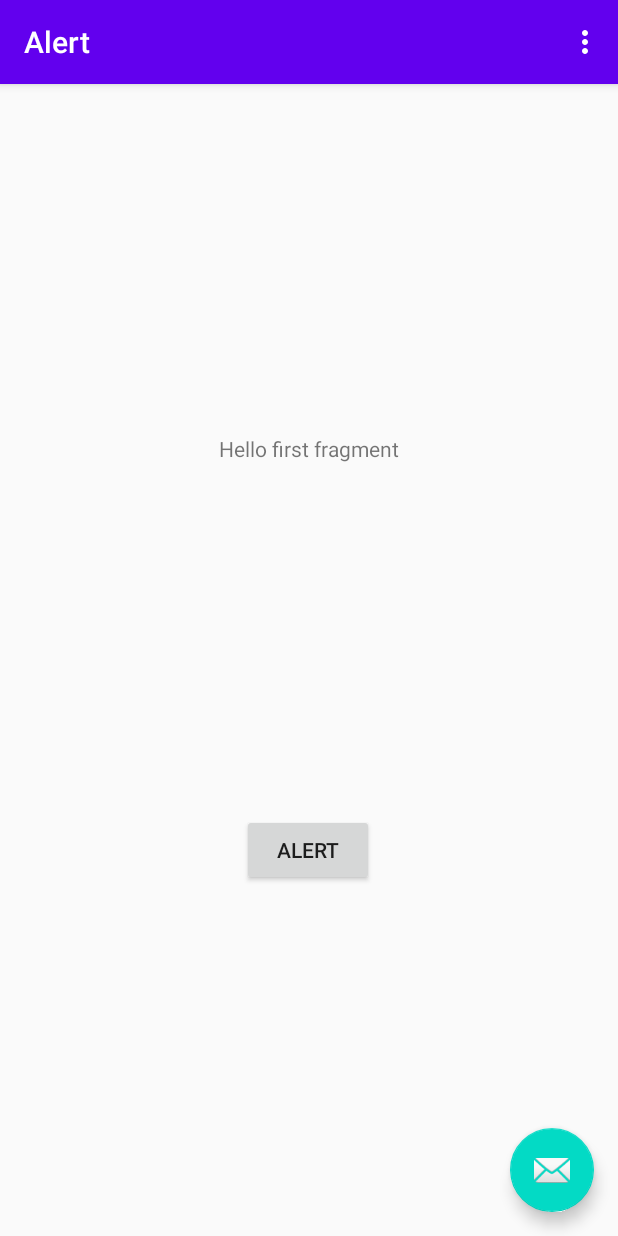
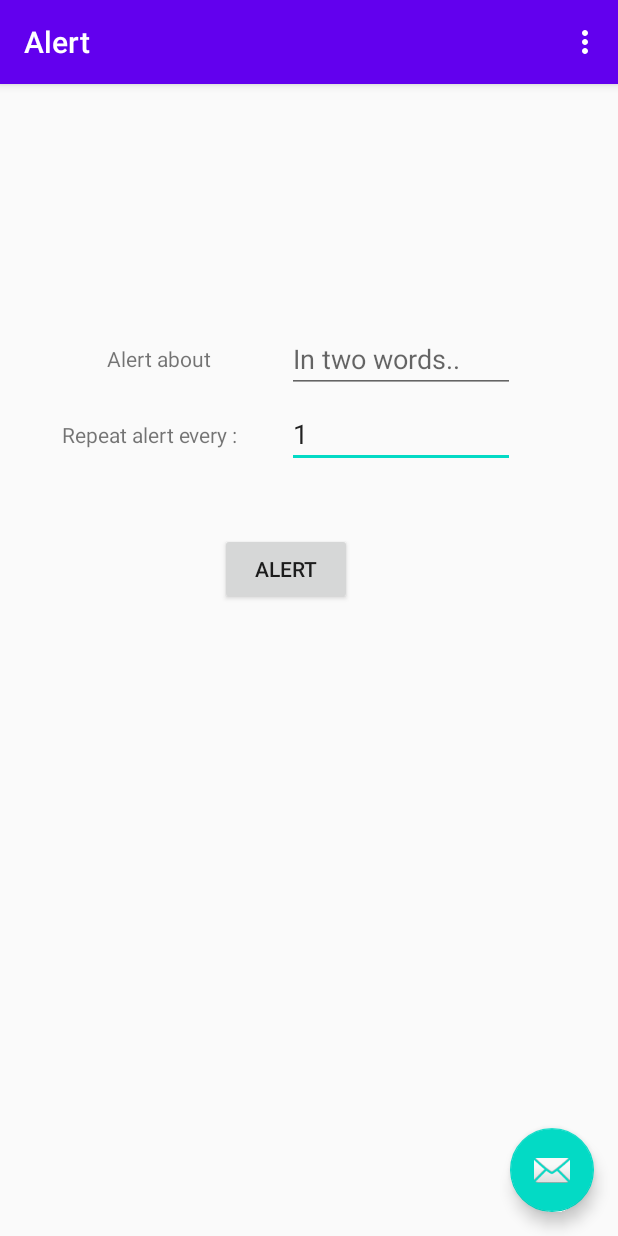
Before and after one commit to shyam169169/Alert, an Android app: the screen it shows after launch (MainActivity), on a phone screen of 412 x 824 dp. Run offline under Robolectric (Android 15) with nearby library versions, the phone set to English and light mode, and no system bars.

Commit message:
First commit

```diff
--- a/app/src/main/java/com/example/alert/FirstFragment.java
+++ b/app/src/main/java/com/example/alert/FirstFragment.java
@@ -1,24 +1,31 @@
 package com.example.alert;
 
-import android.app.Activity;
-import android.content.Context;
 import android.content.Intent;
 import android.os.Bundle;
+import android.util.Log;
 import android.view.LayoutInflater;
 import android.view.View;
 import android.view.ViewGroup;
 import android.widget.Button;
+import android.widget.EditText;
 
 import androidx.annotation.NonNull;
 import androidx.fragment.app.Fragment;
 import androidx.navigation.fragment.NavHostFragment;
 
-import java.io.IOException;
-import java.net.Socket;
+import com.example.alert.Listener.Dispatcher;
+import com.example.alert.Listener.Server;
+import com.example.alert.Sender.Client;
+
+import packets.ClientPacket;
+
+import static java.lang.Thread.sleep;
 
 public class FirstFragment extends Fragment {
-    Thread serverThread;
-    Socket socket;
+    Intent intent;
+    String message;
+    String interval;
+    ClientPacket packet;
 
     @Override
     public View onCreateView(
@@ -32,14 +39,32 @@ public class FirstFragment extends Fragment {
     public void onViewCreated(@NonNull View view, Bundle savedInstanceState) {
         super.onViewCreated(view, savedInstanceState);
 
-        //Server listening
-        Server server = new Server(getActivity());
-        Thread serverThread = new Thread(server);
-        serverThread.start();
+        //Dispatcher
+        Dispatcher dispatcher = new Dispatcher(getActivity());
+        dispatcher.start();
 
+       // Client listener
+        Server server = new Server(dispatcher);
 
+        //Start client sender
+        Client client = new Client();
+
+        //start background service
+        intent = new Intent(getActivity(), BackgroundService.class);
+        getActivity().startService(intent);
 
         Button alertButton = view.findViewById(R.id.alert_button);
+
+        EditText messageField = view.findViewById(R.id.messageId);
+        message = messageField.getText().toString();
+
+        EditText intervalField = view.findViewById(R.id.intervalId);
+        interval = intervalField.getText().toString();
+
+        if(message.isEmpty()) {
+            message = "stove";
+        }
+        packet = new ClientPacket(message, 1);
 
         view.findViewById(R.id.alert_button).setOnClickListener(new View.OnClickListener() {
             @Override
@@ -53,9 +78,26 @@ public class FirstFragment extends Fragment {
 
             @Override
             public void onClick(View v) {
-                Client client1 = new Client(getActivity(), socket);
-                client1.execute();
+                Client client = Client.getClientInstance();
+                client.sender.sendMessage(packet);
             }
         });
     }
+
+    @Override
+    public void onDestroy() {
+
+        Client.getClientInstance().sender.sendMessage(new ClientPacket("bye", 0 ));
+        getActivity().stopService(intent);
+        Log.d("d1", "From main destroy");
+        try {
+            sleep(5000);
+            Log.d("d1", "sleepingggggg");
+        } catch (InterruptedException e) {
+            e.printStackTrace();
+        }
+        super.onDestroy();
+        Log.d("d1", "Main destroy over");
+
+    }
 }
--- a/app/src/main/java/com/example/alert/Server.java
+++ b/app/src/main/java/com/example/alert/Listener/Server.java
@@ -1,25 +1,29 @@
-package com.example.alert;
+package com.example.alert.Listener;
 
 import android.app.Activity;
-import android.os.AsyncTask;
 import android.util.Log;
 
-import java.io.BufferedReader;
-import java.io.BufferedWriter;
-import java.io.FileWriter;
-import java.io.IOException;
-import java.io.InputStreamReader;
-import java.io.OutputStreamWriter;
 import java.net.ServerSocket;
 import java.net.Socket;
 
 public class Server extends Thread {
     ServerSocket serverSocket = null;
-    private Activity activity = null;
+    static Server server;
     public static final int LISTENING_PORT = 8080;
+    ClientListener listener;
+    Dispatcher dispatcher;
 
-    public Server(Activity activity){
-        this.activity = activity;
+    public Server(Dispatcher dispatcher) {
+        this.dispatcher = dispatcher;
+        this.server = this;
+    }
+
+    public static Server getServerInstance() {
+        if(server == null)
+            Log.d("d1", "Server: server object is null !!");
+
+        Log.d("d1", "Server created");
+        return server;
     }
 
     @Override
@@ -32,12 +36,10 @@ public class Server extends Thread {
             while(true) {
                 socket = serverSocket.accept();
                 Log.d("d1", "Server: Socket accepted !!!! ");
-                Dispatcher dispatcher = new Dispatcher(activity);
-                dispatcher.start();
-                ClientListener listener = new ClientListener(socket, this.activity, dispatcher);
-                listener.start();
+
+                this.listener = new ClientListener(socket, dispatcher);
+                this.listener.start();
             }
-
         } catch (Exception ex) {
             ex.printStackTrace();
         }
--- /dev/null
+++ b/app/src/main/java/com/example/alert/Sender/Client.java
@@ -0,0 +1,39 @@
+package com.example.alert.Sender;
+
+import android.app.Activity;
+import android.util.Log;
+
+import java.io.IOException;
+import java.net.Socket;
+
+public class Client extends Thread {
+
+    private Activity activity = null;
+    private static Client client;
+    public ClientSender sender;
+
+    public Client() {
+        client = this;
+    }
+
+    public static Client getClientInstance() {
+        if(client == null)
+            Log.d("d1" , "client is null");
+        return client;
+    }
+
+    @Override
+    public void run() {
+        try {
+            Log.d("d1", "Client starting at the port ");
+            Socket socket = new Socket("192.168.7.28", 60122);
+            Log.d("d1", "Client connected to server! ");
+
+            this.sender = new ClientSender(this, socket);
+            this.sender.start();
+
+        } catch (IOException e) {
+            e.printStackTrace();
+        }
+    }
+}
--- /dev/null
+++ b/app/src/main/java/packets/ClientPacket.java
@@ -0,0 +1,14 @@
+package packets;
+
+import java.io.Serializable;
+
+public class ClientPacket implements Serializable {
+    public static final long serialVersionUID = 169L;
+    public String message = "default";
+    public int interval = 0;
+
+    public ClientPacket(String message, int interval) {
+        this.message = message;
+        this.interval = interval;
+    }
+}
--- a/app/src/main/res/layout/fragment_first.xml
+++ b/app/src/main/res/layout/fragment_first.xml
@@ -8,11 +8,25 @@
 
     <TextView
         android:id="@+id/textview_first"
-        android:layout_width="wrap_content"
-        android:layout_height="wrap_content"
-        android:text="@string/hello_first_fragment"
-        app:layout_constraintBottom_toTopOf="@id/alert_button"
-        app:layout_constraintEnd_toEndOf="parent"
+        android:layout_width="123dp"
+        android:layout_height="35dp"
+        android:layout_marginStart="40dp"
+        android:layout_marginLeft="40dp"
+        android:layout_marginTop="14dp"
+        android:gravity="center"
+        android:text="Repeat alert every : "
+        app:layout_constraintStart_toStartOf="parent"
+        app:layout_constraintTop_toBottomOf="@+id/textview_first3" />
+
+    <TextView
+        android:id="@+id/textview_first3"
+        android:layout_width="127dp"
+        android:layout_height="38dp"
+        android:layout_marginStart="44dp"
+        android:layout_marginLeft="44dp"
+        android:layout_marginTop="164dp"
+        android:gravity="center"
+        android:text="Alert about "
         app:layout_constraintStart_toStartOf="parent"
         app:layout_constraintTop_toTopOf="parent" />
 
@@ -23,7 +37,35 @@
         android:text="@string/alert"
         app:layout_constraintBottom_toBottomOf="parent"
         app:layout_constraintEnd_toEndOf="parent"
-        app:layout_constraintHorizontal_bias="0.498"
+        app:layout_constraintHorizontal_bias="0.452"
         app:layout_constraintStart_toStartOf="parent"
-        app:layout_constraintTop_toBottomOf="@id/textview_first" />
+        app:layout_constraintTop_toBottomOf="@id/textview_first"
+        app:layout_constraintVertical_bias="0.102" />
+
+    <EditText
+        android:id="@+id/intervalId"
+        android:layout_width="152dp"
+        android:layout_height="42dp"
+        android:layout_marginStart="28dp"
+        android:layout_marginLeft="28dp"
+        android:layout_marginTop="8dp"
+        android:ems="10"
+        android:inputType="textPersonName"
+        android:text="1"
+        app:layout_constraintStart_toEndOf="@+id/textview_first"
+        app:layout_constraintTop_toBottomOf="@+id/messageId" />
+
+    <EditText
+        android:id="@+id/messageId"
+        android:layout_width="152dp"
+        android:layout_height="42dp"
+        android:layout_marginStart="20dp"
+        android:layout_marginLeft="20dp"
+        android:layout_marginTop="164dp"
+        android:ems="10"
+        android:hint="In two words.."
+        android:inputType="textPersonName"
+        app:layout_constraintStart_toEndOf="@+id/textview_first3"
+        app:layout_constraintTop_toTopOf="parent" />
+
 </androidx.constraintlayout.widget.ConstraintLayout>
```
Also changed, not shown: app/src/main/AndroidManifest.xml (+10 -0 lines), app/src/main/java/com/example/alert/BackgroundService.java (added, +44 -0 lines), app/src/main/java/com/example/alert/Client.java (deleted, +0 -39 lines), app/src/main/java/com/example/alert/Listener/ClientListener.java (renamed from app/src/main/java/com/example/alert/ClientListener.java, +3 -4 lines), app/src/main/java/com/example/alert/Listener/Dispatcher.java (renamed from app/src/main/java/com/example/alert/Dispatcher.java, +11 -3 lines), app/src/main/java/com/example/alert/RestartBackgroundService.java (added, +30 -0 lines), app/src/main/java/com/example/alert/Sender/ClientSender.java (added, +58 -0 lines).
